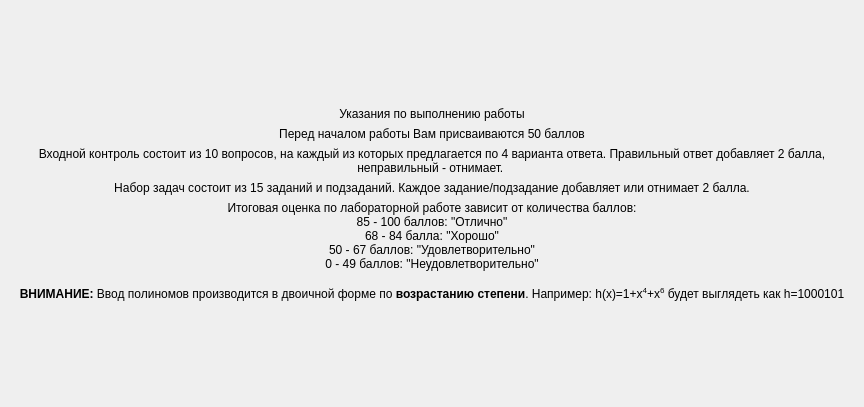
Above: screen/screendescription.ui from bukhmastov/gf before the change. Below: the same form after it.
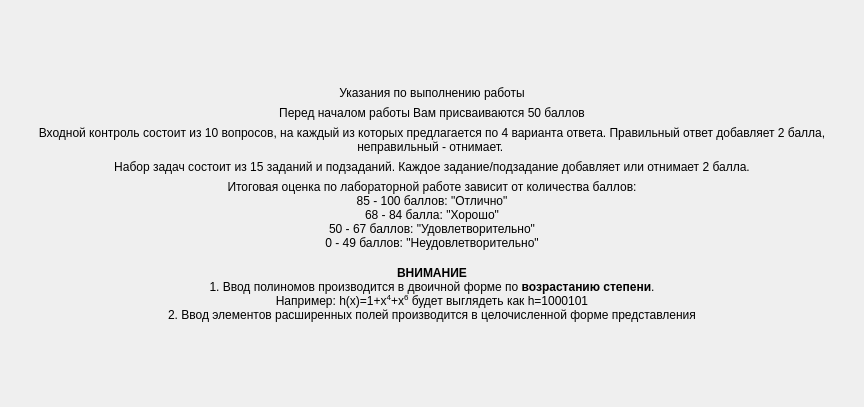
That is the form after the change.

The edit to the form file:
```diff
--- a/screen/screendescription.ui
+++ b/screen/screendescription.ui
@@ -147,7 +147,7 @@
         <string notr="true">font: 12pt &quot;MS Shell Dlg 2&quot;;</string>
        </property>
        <property name="text">
-        <string>&lt;b&gt;ВНИМАНИЕ:&lt;/b&gt; Ввод полиномов производится в двоичной форме по &lt;b&gt;возрастанию степени&lt;/b&gt;. Например: h(x)=1+x&lt;sup&gt;4&lt;/sup&gt;+x&lt;sup&gt;6&lt;/sup&gt; будет выглядеть как h=1000101</string>
+        <string>&lt;b&gt;ВНИМАНИЕ&lt;/b&gt;&lt;br&gt;1. Ввод полиномов производится в двоичной форме по &lt;b&gt;возрастанию степени&lt;/b&gt;.&lt;br&gt;Например: h(x)=1+x&lt;sup&gt;4&lt;/sup&gt;+x&lt;sup&gt;6&lt;/sup&gt; будет выглядеть как h=1000101&lt;br&gt;2. Ввод элементов расширенных полей производится в целочисленной форме представления</string>
        </property>
        <property name="alignment">
         <set>Qt::AlignCenter</set>
```
